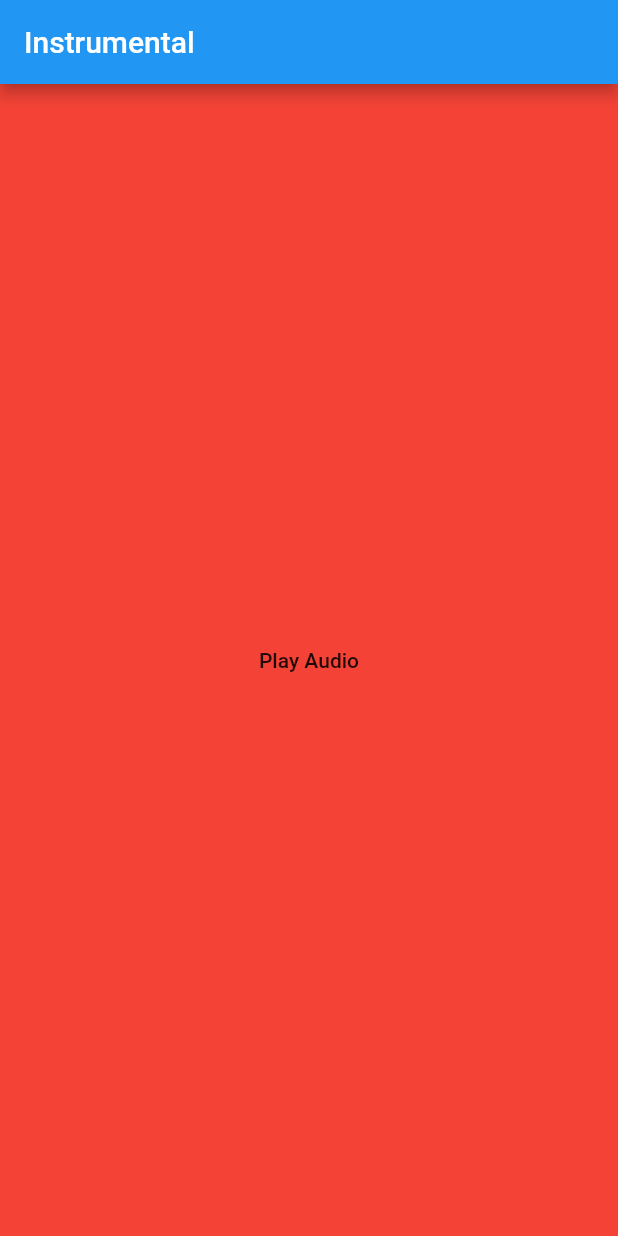
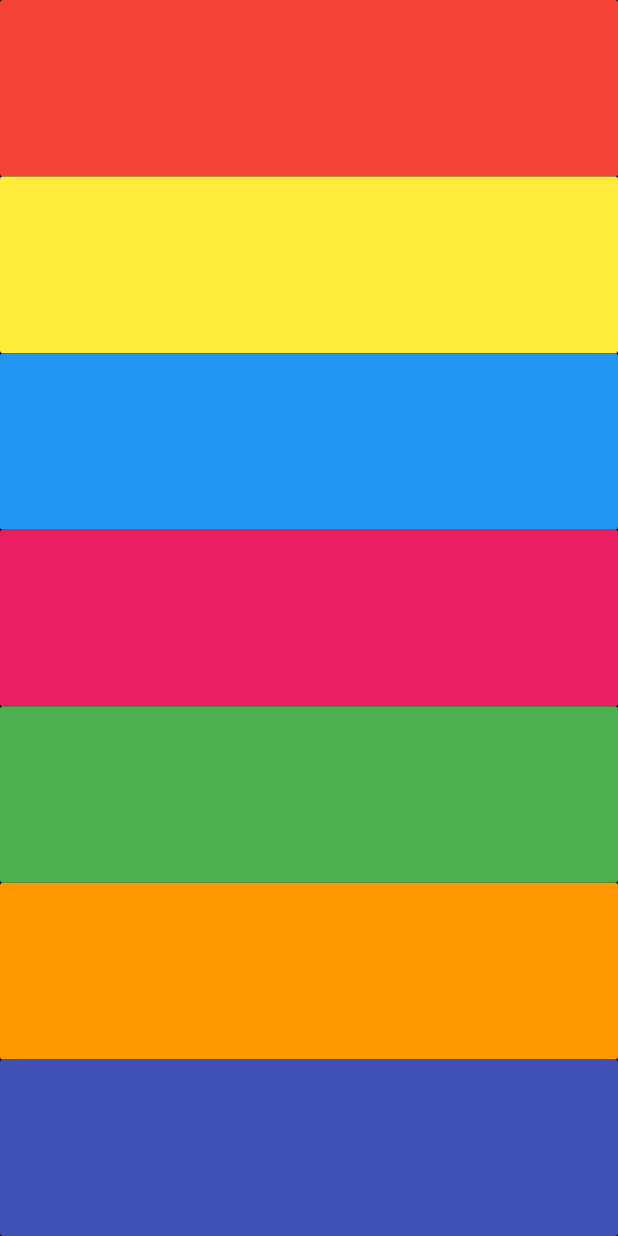
Before and after one commit to disono/flutter-template-ui, a Flutter app: the screen it shows after launch, on a phone screen of 412 x 824 dp. Run offline on Flutter 3.47's test engine with Material 2 defaults, Android fonts, the phone set to English and light mode, and no system bars; our stand-ins replace audioplayers.

Commit message:
Complete functions for instrumental app

```diff
--- a/music_instrument/lib/main.dart
+++ b/music_instrument/lib/main.dart
@@ -1,15 +1,9 @@
 import 'package:flutter/material.dart';
-import 'package:english_words/english_words.dart';
-import 'package:audioplayers/audioplayers.dart';
 import 'package:audioplayers/audio_cache.dart';
 
 void main() {
   runApp(MaterialApp(
     home: Scaffold(
-      backgroundColor: Colors.red,
-      appBar: AppBar(
-        title: Text('Instrumental'),
-      ),
       body: Instrumental(),
     ),
   ));
@@ -21,23 +15,45 @@ class Instrumental extends StatefulWidget {
 }
 
 class _InstrumentalState extends State<Instrumental> {
+  void say({String n1, String n2}) {
+    print(n1 + n2);
+  }
+
   @override
   Widget build(BuildContext context) {
-    return SafeArea(
-      child: Center(
-        child: FlatButton(
-          child: Text('Play Audio'),
-          onPressed: () {
-            this.playAudio();
-          },
+    return Scaffold(
+      backgroundColor: Colors.black,
+      body: SafeArea(
+        child: Column(
+          crossAxisAlignment: CrossAxisAlignment.stretch,
+          children: <Widget>[
+            this.buildKey(1, Colors.red),
+            this.buildKey(2, Colors.yellow),
+            this.buildKey(3, Colors.blue),
+            this.buildKey(4, Colors.pink),
+            this.buildKey(5, Colors.green),
+            this.buildKey(6, Colors.orange),
+            this.buildKey(7, Colors.indigo),
+          ],
         ),
       ),
     );
   }
 
-  void playAudio() {
+  Expanded buildKey(int soundNumber, MaterialColor color) {
+    return Expanded(
+      child: FlatButton(
+        color: color,
+        onPressed: () {
+          this.playAudio(soundNumber);
+        },
+      ),
+    );
+  }
+
+  void playAudio(int soundNumber) {
     final AudioCache player = AudioCache(prefix: 'assets/audio/');
-    player.play('note1.wav');
+    player.play('note$soundNumber.wav');
     print('Playing audio');
   }
 }
--- a/music_instrument/pubspec.yaml
+++ b/music_instrument/pubspec.yaml
@@ -54,6 +54,12 @@ flutter:
   #   - images/a_dot_ham.jpeg
   assets:
     - assets/audio/note1.wav
+    - assets/audio/note2.wav
+    - assets/audio/note3.wav
+    - assets/audio/note4.wav
+    - assets/audio/note5.wav
+    - assets/audio/note6.wav
+    - assets/audio/note7.wav
 
   # An image asset can refer to one or more resolution-specific "variants", see
   # https://flutter.dev/assets-and-images/#resolution-aware.
```
